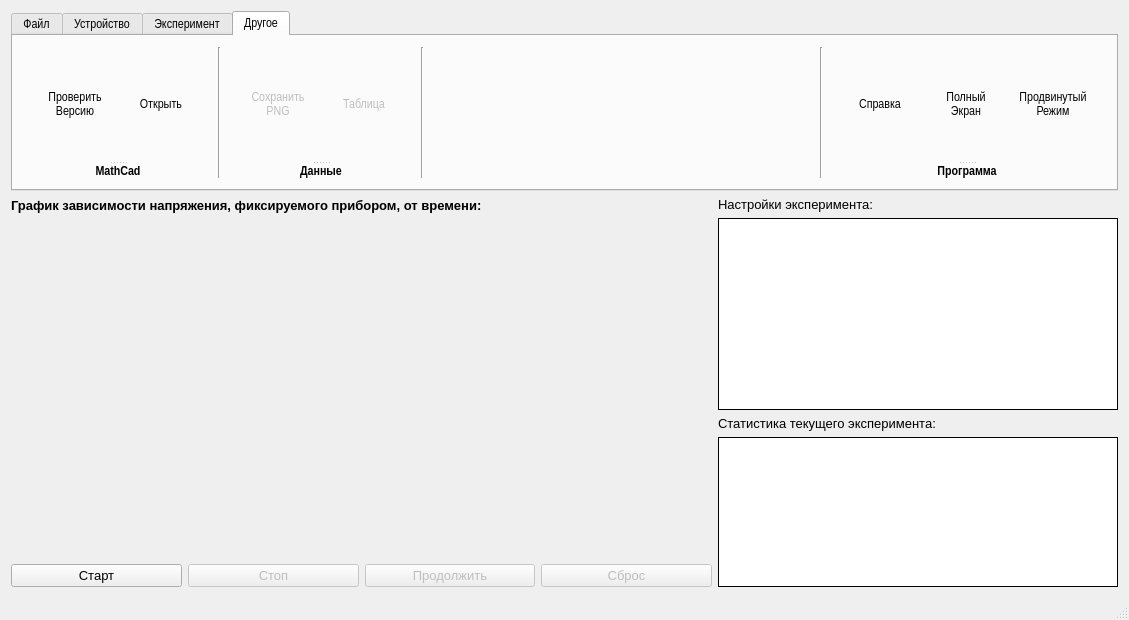
Qt form mainwindow.ui (gurmaaan/WeldAnalysis) before a commit.
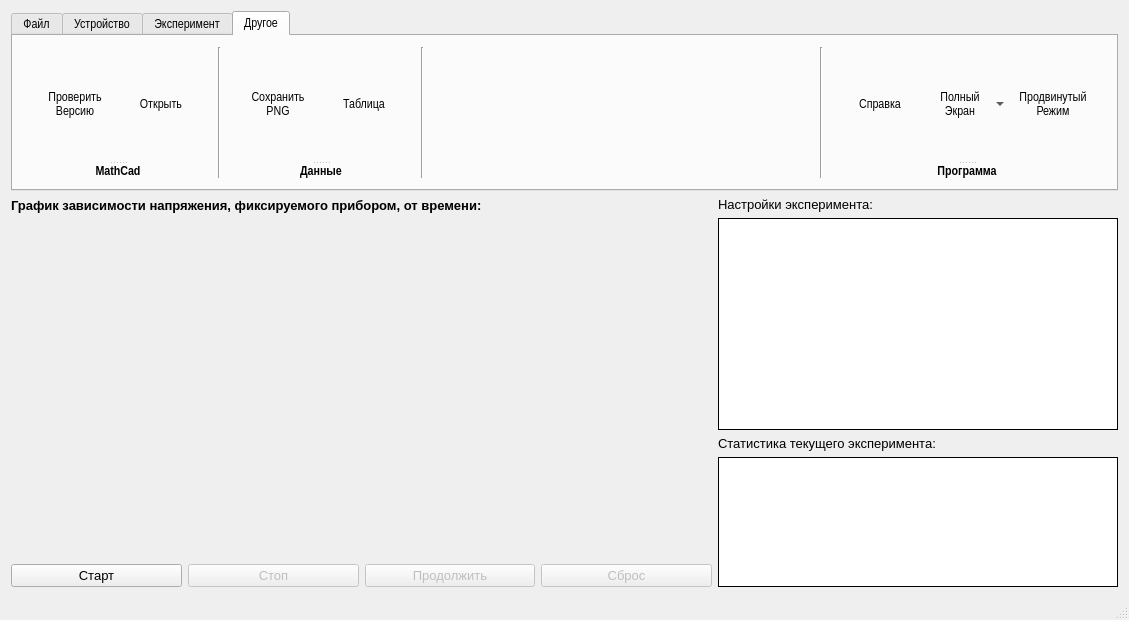
The same form after that commit. The open tabs and pages were chosen to show the change. Icons and pictures are not drawn. Custom widgets are drawn as their Qt base class.

Diff of the .ui file:
```diff
--- a/mainwindow.ui
+++ b/mainwindow.ui
@@ -2189,9 +2189,6 @@
              <layout class="QHBoxLayout" name="menu_other_data_tools">
               <item>
                <widget class="QToolButton" name="menu_other_data_picture_button">
-                <property name="enabled">
-                 <bool>false</bool>
-                </property>
                 <property name="sizePolicy">
                  <sizepolicy hsizetype="Fixed" vsizetype="Fixed">
                   <horstretch>0</horstretch>
@@ -2234,9 +2231,6 @@
               </item>
               <item>
                <widget class="QToolButton" name="menu_other_data_table_button">
-                <property name="enabled">
-                 <bool>false</bool>
-                </property>
                 <property name="sizePolicy">
                  <sizepolicy hsizetype="Fixed" vsizetype="Fixed">
                   <horstretch>0</horstretch>
@@ -2406,6 +2400,9 @@
                 <property name="checkable">
                  <bool>true</bool>
                 </property>
+                <property name="popupMode">
+                 <enum>QToolButton::MenuButtonPopup</enum>
+                </property>
                 <property name="toolButtonStyle">
                  <enum>Qt::ToolButtonTextUnderIcon</enum>
                 </property>
@@ -2625,9 +2622,6 @@
           <property name="horizontalScrollBarPolicy">
            <enum>Qt::ScrollBarAlwaysOff</enum>
           </property>
-          <property name="sizeAdjustPolicy">
-           <enum>QAbstractScrollArea::AdjustIgnored</enum>
-          </property>
           <property name="autoScroll">
            <bool>false</bool>
           </property>
@@ -2655,6 +2649,9 @@
           <property name="cornerButtonEnabled">
            <bool>false</bool>
           </property>
+          <attribute name="horizontalHeaderVisible">
+           <bool>false</bool>
+          </attribute>
           <attribute name="verticalHeaderVisible">
            <bool>false</bool>
           </attribute>
@@ -2677,10 +2674,16 @@
         </item>
         <item>
          <widget class="QTableView" name="realTime_table">
+          <property name="minimumSize">
+           <size>
+            <width>0</width>
+            <height>130</height>
+           </size>
+          </property>
           <property name="maximumSize">
            <size>
             <width>400</width>
-            <height>150</height>
+            <height>130</height>
            </size>
           </property>
           <property name="frameShape">
@@ -2725,6 +2728,9 @@
           <property name="cornerButtonEnabled">
            <bool>false</bool>
           </property>
+          <attribute name="horizontalHeaderVisible">
+           <bool>false</bool>
+          </attribute>
           <attribute name="verticalHeaderVisible">
            <bool>false</bool>
           </attribute>
```
Left out of the diff: 26 changed lines with no effect on the pictures.
